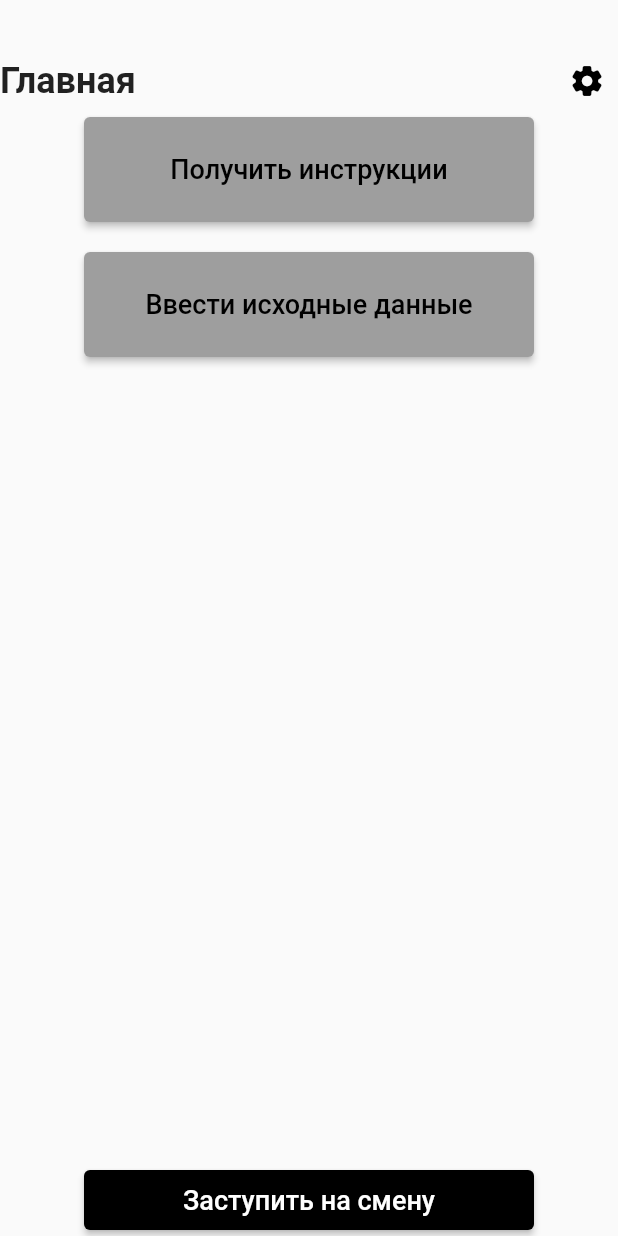
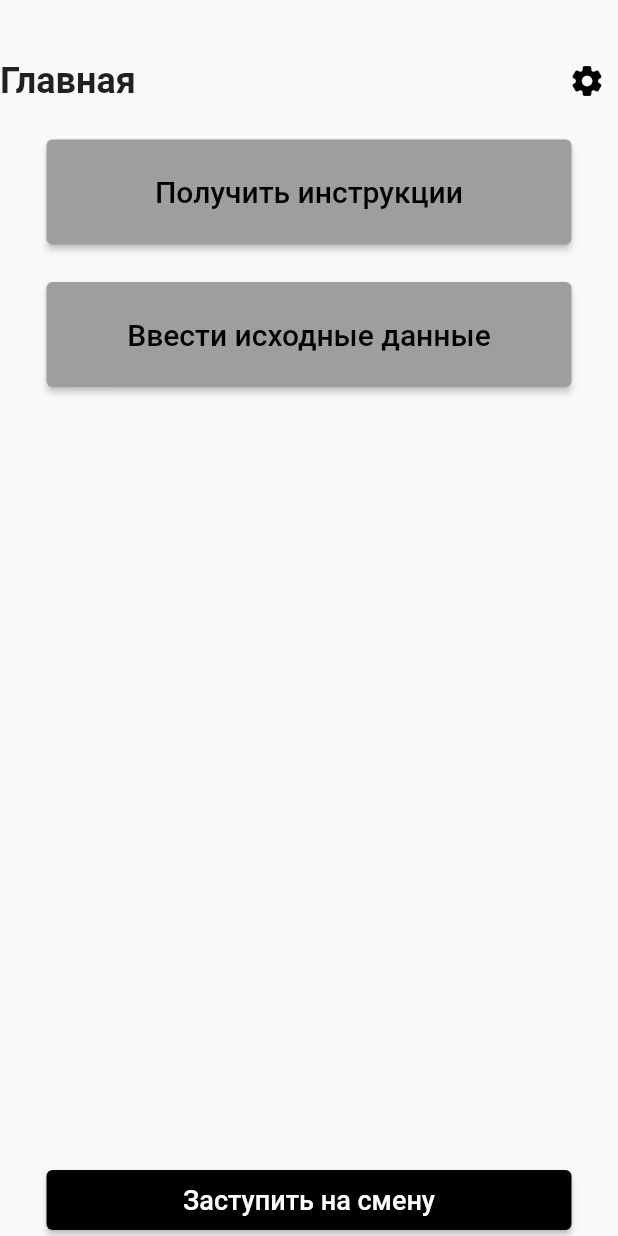
Before and after one commit to Nikita78873/TestApp, a Flutter app: the screen it shows after launch, on a phone screen of 412 x 824 dp. Run offline on Flutter 3.47's test engine with Material 2 defaults, Android fonts, the phone set to English and light mode, and no system bars.

Commit message:
Container
Заменил на контейнер

```diff
--- a/flutter_application_1/lib/pages/firstpage.dart
+++ b/flutter_application_1/lib/pages/firstpage.dart
@@ -52,18 +52,18 @@ class _FirstPageState extends State<FirstPage> {
             ]
           ),
         ),
-        Padding(
-          padding: const EdgeInsetsDirectional.fromSTEB(0, 0, 0, 0),
+        Container(
+          margin: EdgeInsets.only(left:20, right:20, top:15),
           child: ElevatedButton(
             style: ElevatedButton.styleFrom(
-              minimumSize: const Size(300, 70),
+              minimumSize: const Size(350, 70),
               backgroundColor: Colors.grey,
             ),
             child: const Text(
               'Получить инструкции',
               style: TextStyle(
                 color: Colors.black,
-                fontSize: 18
+                fontSize: 20
               ),
             ),
             onPressed: () {
@@ -74,18 +74,18 @@ class _FirstPageState extends State<FirstPage> {
             }
           )
         ),
-        Padding(
-          padding: const EdgeInsetsDirectional.fromSTEB(0, 20, 0, 0),
+        Container(
+          margin: EdgeInsets.only(left:20, right:20, top:25),
           child: ElevatedButton(
             style: ElevatedButton.styleFrom(
-              minimumSize: const Size(300, 70),
+              minimumSize: const Size(350, 70),
               backgroundColor: Colors.grey,
             ),
             child: const Text(
               'Ввести исходные данные',
               style: TextStyle(
                 color: Colors.black,
-                fontSize: 18
+                fontSize: 20
               ),
             ),
             onPressed: () {
@@ -107,7 +107,7 @@ class _FirstPageState extends State<FirstPage> {
               );
               },
               style: ButtonStyle(
-                minimumSize: MaterialStateProperty.all(const Size(300, 40)),
+                minimumSize: MaterialStateProperty.all(const Size(350, 40)),
                 backgroundColor: MaterialStateProperty.all<Color>(Colors.black),
               ),
               child: const Text(
```
